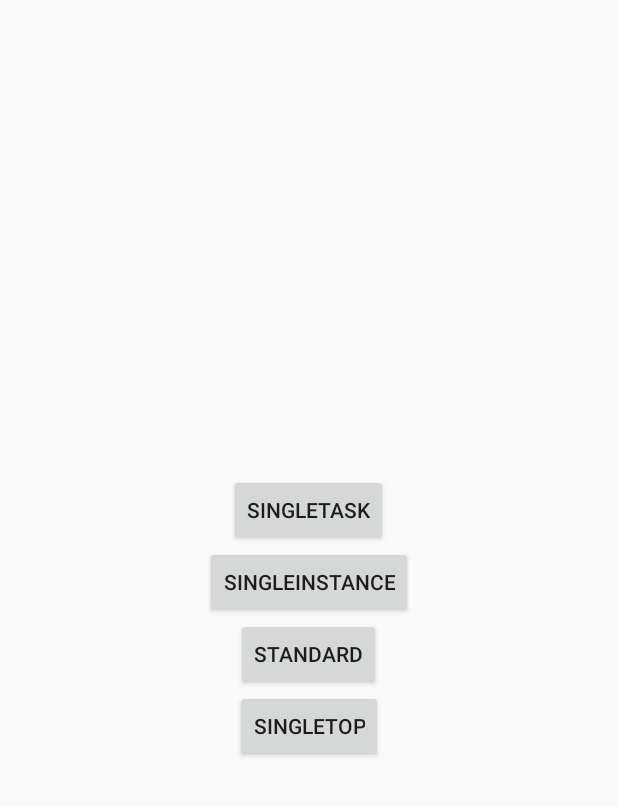
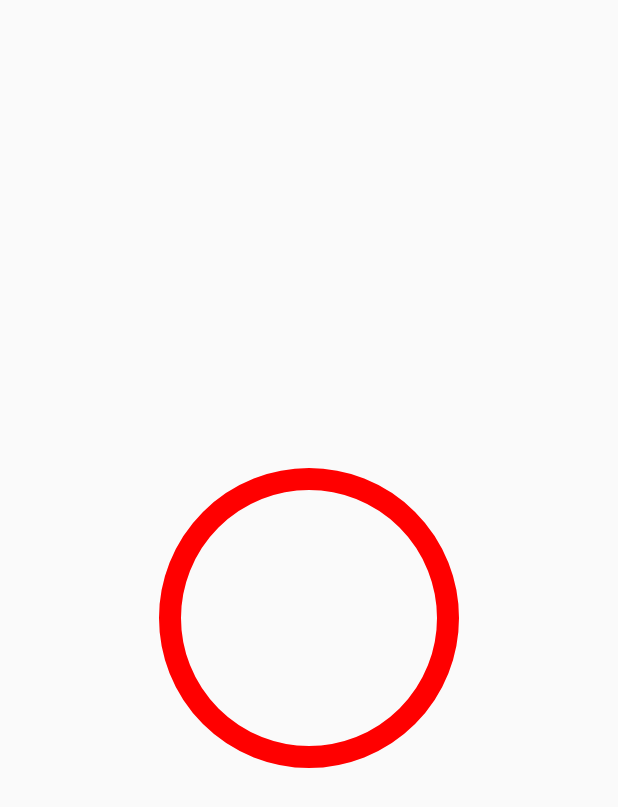
Before and after one commit to backslasha/DemoCollections, an Android app: the layout activity_animation.xml on its own in the app's theme, with its tools: preview values and no code run, on a phone screen of 412 x 824 dp. Shown: the top 807 px of the screen. Run offline under Robolectric (Android 15) with nearby library versions, the phone set to English and light mode, and no system bars.

Commit message:
add ring anim demo.

```diff
--- /dev/null
+++ b/app/src/main/java/yhb/dc/demo/anim/RingImageView.kt
@@ -0,0 +1,85 @@
+package yhb.dc.demo.anim
+
+import android.animation.ValueAnimator
+import android.content.Context
+import android.graphics.*
+import android.graphics.drawable.Drawable
+import android.util.AttributeSet
+import android.util.TypedValue
+
+class RingImageView @JvmOverloads constructor(
+        context: Context, attrs: AttributeSet? = null, defStyleAttr: Int = 0
+) : android.support.v7.widget.AppCompatImageView(context, attrs, defStyleAttr) {
+
+    private val ringDrawable: RingDrawable = RingDrawable(Color.RED, dp2px(context, 5f).toFloat())
+
+    init {
+        ValueAnimator.ofFloat(5f, 40f, 5f).apply {
+            duration = 1000
+            repeatCount = ValueAnimator.INFINITE
+            addUpdateListener {
+                setRingThickness(it.animatedValue as Float)
+            }
+        }.start()
+    }
+
+    override fun onDraw(canvas: Canvas) {
+        super.onDraw(canvas)
+        ringDrawable.draw(canvas)
+    }
+
+    override fun onSizeChanged(w: Int, h: Int, oldw: Int, oldh: Int) {
+        super.onSizeChanged(w, h, oldw, oldh)
+        ringDrawable.onBoundsChange(Rect(0, 0, w, h))
+    }
+
+    private fun setRingThickness(thickness: Float) {
+        ringDrawable.setThickness(dp2px(context, thickness).toFloat())
+        invalidate()
+    }
+
+    private fun dp2px(context: Context, dpVal: Float): Int {
+        return TypedValue.applyDimension(TypedValue.COMPLEX_UNIT_DIP, dpVal, context.resources.displayMetrics).toInt()
+    }
+}
+
+
+private class RingDrawable(color: Int, thickness: Float) : Drawable() {
+
+    private val mPaint: Paint = Paint()
+    private var mRadius = 0f
+
+    override fun draw(canvas: Canvas) {
+        if (mRadius <= 0) {
+            return
+        }
+        canvas.drawCircle(mRadius, mRadius, mRadius - mPaint.strokeWidth / 2, mPaint)
+    }
+
+    override fun setAlpha(alpha: Int) {
+        mPaint.alpha = alpha
+    }
+
+    override fun setColorFilter(colorFilter: ColorFilter?) {
+        mPaint.colorFilter = colorFilter
+    }
+
+    public override fun onBoundsChange(bounds: Rect) {
+        super.onBoundsChange(bounds)
+        mRadius = bounds.width() / 2f
+    }
+
+    override fun getOpacity(): Int {
+        return PixelFormat.TRANSLUCENT
+    }
+
+    fun setThickness(thickness: Float) {
+        mPaint.strokeWidth = thickness
+    }
+
+    init {
+        mPaint.color = color
+        mPaint.style = Paint.Style.STROKE
+        mPaint.strokeWidth = thickness
+    }
+}
--- a/app/src/main/res/layout/activity_animation.xml
+++ b/app/src/main/res/layout/activity_animation.xml
@@ -7,28 +7,10 @@
     android:orientation="vertical"
     tools:context="yhb.dc.common.HomeAsUpActivity">
 
-    <Button
-        android:id="@+id/button_1"
-        android:layout_width="wrap_content"
-        android:layout_height="wrap_content"
+    <yhb.dc.demo.anim.RingImageView
+        android:id="@+id/button"
+        android:layout_width="200dp"
+        android:layout_height="200dp"
         tools:text="singleTask" />
 
-    <Button
-        android:id="@+id/button_2"
-        android:layout_width="wrap_content"
-        android:layout_height="wrap_content"
-        tools:text="singleInstance" />
-
-    <Button
-        android:id="@+id/button_3"
-        android:layout_width="wrap_content"
-        android:layout_height="wrap_content"
-        tools:text="standard" />
-
-    <Button
-        android:id="@+id/button_4"
-        android:layout_width="wrap_content"
-        android:layout_height="wrap_content"
-        tools:text="singleTop" />
-
 </LinearLayout>
```
Also changed, not shown: app/src/main/java/yhb/dc/common/Utils.kt (added, +8 -0 lines), app/src/main/java/yhb/dc/demo/anim/AnimationActivity.java (+27 -56 lines).
